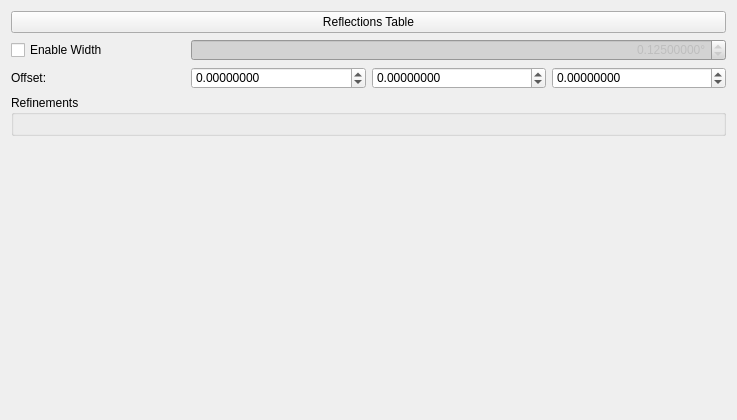
This is hexrd/ui/resources/ui/powder_overlay_editor.ui in HEXRD/hexrdgui as Qt 5 draws it before an edit. The edited form follows.
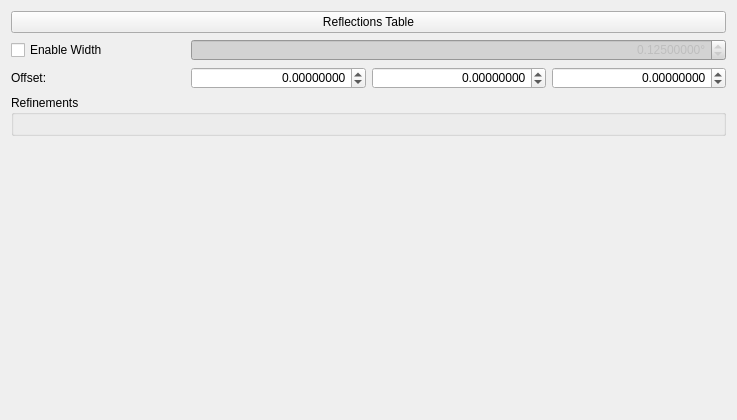
This is the edited form. Custom widgets are drawn as their Qt base class.

Commit message:
Align right for spinboxes in overlay editors
This is to just be consistent. Before, we had some that were aligned
left, and some that were aligned right.

What changed in the file:
```diff
--- a/hexrd/ui/resources/ui/powder_overlay_editor.ui
+++ b/hexrd/ui/resources/ui/powder_overlay_editor.ui
@@ -76,6 +76,9 @@
    </item>
    <item row="2" column="4">
     <widget class="ScientificDoubleSpinBox" name="offset_2">
+     <property name="alignment">
+      <set>Qt::AlignRight|Qt::AlignTrailing|Qt::AlignVCenter</set>
+     </property>
      <property name="keyboardTracking">
       <bool>false</bool>
      </property>
@@ -92,6 +95,9 @@
    </item>
    <item row="2" column="3">
     <widget class="ScientificDoubleSpinBox" name="offset_1">
+     <property name="alignment">
+      <set>Qt::AlignRight|Qt::AlignTrailing|Qt::AlignVCenter</set>
+     </property>
      <property name="keyboardTracking">
       <bool>false</bool>
      </property>
@@ -108,6 +114,9 @@
    </item>
    <item row="2" column="2">
     <widget class="ScientificDoubleSpinBox" name="offset_0">
+     <property name="alignment">
+      <set>Qt::AlignRight|Qt::AlignTrailing|Qt::AlignVCenter</set>
+     </property>
      <property name="keyboardTracking">
       <bool>false</bool>
      </property>
```
The commit also changes 3 other files.
